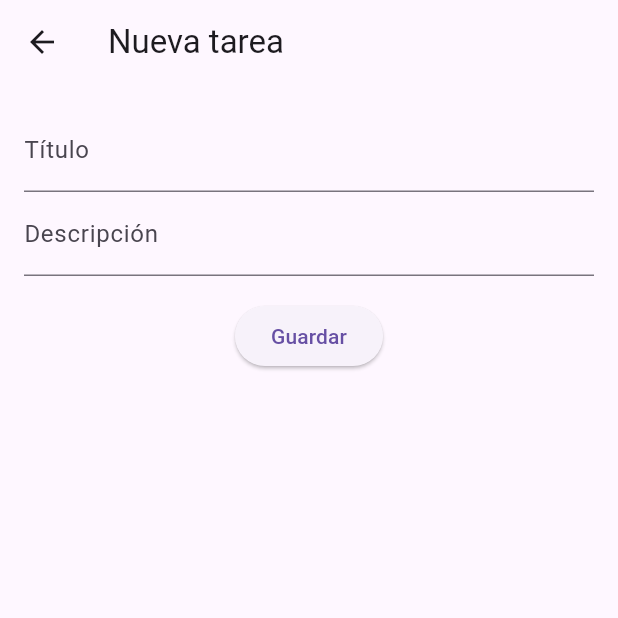
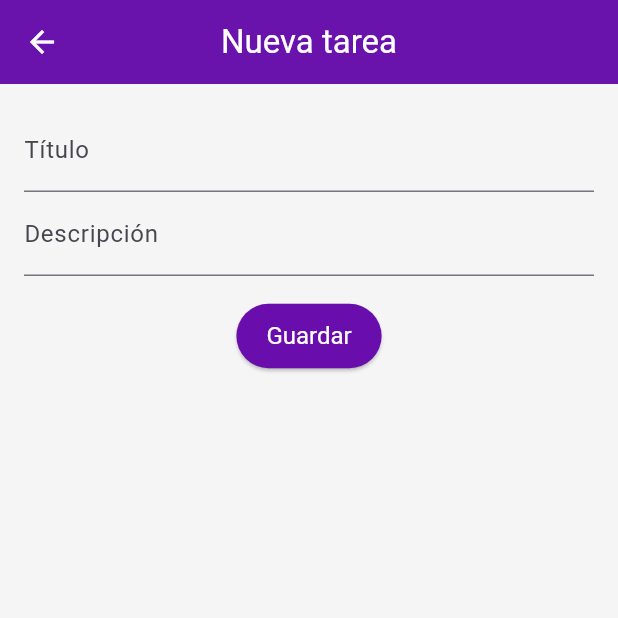
Before and after one commit to violetacf/reto_auj_mobile, a Flutter app: the screen it shows after launch, after a tap on the "add" icon, on a phone screen of 412 x 824 dp, the top half of it. Run offline on Flutter 3.47's test engine with Material 3 defaults, Android fonts, the phone set to English and light mode, and no system bars; our stand-ins replace shared_preferences.

Commit message:
Add app color palette

```diff
--- a/lib/main.dart
+++ b/lib/main.dart
@@ -1,5 +1,6 @@
 import 'package:flutter/material.dart';
 import 'screens/home_screen.dart';
+import 'theme/colors.dart';
 
 void main() {
   runApp(const MyApp());
@@ -12,7 +13,32 @@ class MyApp extends StatelessWidget {
   Widget build(BuildContext context) {
     return MaterialApp(
       title: 'Reto Mobile ToDo',
-      theme: ThemeData(primarySwatch: Colors.blue),
+      theme: ThemeData(
+        primarySwatch: primarySwatch,
+        appBarTheme: const AppBarTheme(
+          backgroundColor: primary,
+          foregroundColor: Colors.white,
+          elevation: 4,
+          centerTitle: true,
+        ),
+        floatingActionButtonTheme: const FloatingActionButtonThemeData(
+          backgroundColor: primary,
+          foregroundColor: Colors.white,
+        ),
+        elevatedButtonTheme: ElevatedButtonThemeData(
+          style: ElevatedButton.styleFrom(
+            backgroundColor: primary,
+            foregroundColor: Colors.white,
+            textStyle: const TextStyle(fontSize: 16),
+            padding: const EdgeInsets.symmetric(horizontal: 20, vertical: 12),
+          ),
+        ),
+        textTheme: const TextTheme(
+          bodyLarge: TextStyle(fontSize: 16, color: text),
+          bodyMedium: TextStyle(fontSize: 14, color: secondaryText),
+        ),
+        scaffoldBackgroundColor: background,
+      ),
       home: const HomeScreen(),
     );
   }
--- /dev/null
+++ b/lib/theme/colors.dart
@@ -0,0 +1,23 @@
+import 'package:flutter/material.dart';
+
+const Color primary = Color(0xFF6A0DAD);
+const Color primaryLight = Color(0xFFB266EB);
+const Color primaryDark = Color(0xFF5618B3);
+
+const Color background = Color(0xFFF5F5F5);
+const Color text = Colors.black87;
+const Color secondaryText = Colors.black54;
+
+// Para widgets que usan MaterialColor (por ejemplo ThemeData.primarySwatch)
+const MaterialColor primarySwatch = MaterialColor(0xFF6A0DAD, <int, Color>{
+  50: Color(0xFFF2E5FA),
+  100: Color(0xFFE0BFF5),
+  200: Color(0xFFCC99F0),
+  300: Color(0xFFB266EB),
+  400: Color(0xFFA04DE6),
+  500: Color(0xFF8C33E0),
+  600: Color(0xFF7A28D9),
+  700: Color(0xFF661FCC),
+  800: Color(0xFF5618B3),
+  900: Color(0xFF3C0E80),
+});
--- a/lib/widgets/task_tile.dart
+++ b/lib/widgets/task_tile.dart
@@ -1,5 +1,6 @@
 import 'package:flutter/material.dart';
 import '../models/task.dart';
+import '../theme/colors.dart';
 
 class TaskTile extends StatelessWidget {
   final Task task;
@@ -44,15 +45,23 @@ class TaskTile extends StatelessWidget {
         task.title,
         style: TextStyle(
           decoration: task.isDone ? TextDecoration.lineThrough : null,
+          color: text,
         ),
       ),
-      subtitle: Text(task.description),
+      subtitle: Text(
+        task.description,
+        style: const TextStyle(color: secondaryText),
+      ),
       trailing: Row(
         mainAxisSize: MainAxisSize.min,
         children: [
-          Checkbox(value: task.isDone, onChanged: onChanged),
+          Checkbox(
+            value: task.isDone,
+            onChanged: onChanged,
+            activeColor: primary,
+          ),
           IconButton(
-            icon: const Icon(Icons.delete),
+            icon: const Icon(Icons.delete, color: Colors.red),
             onPressed: () => _confirmDelete(context),
           ),
         ],
```
